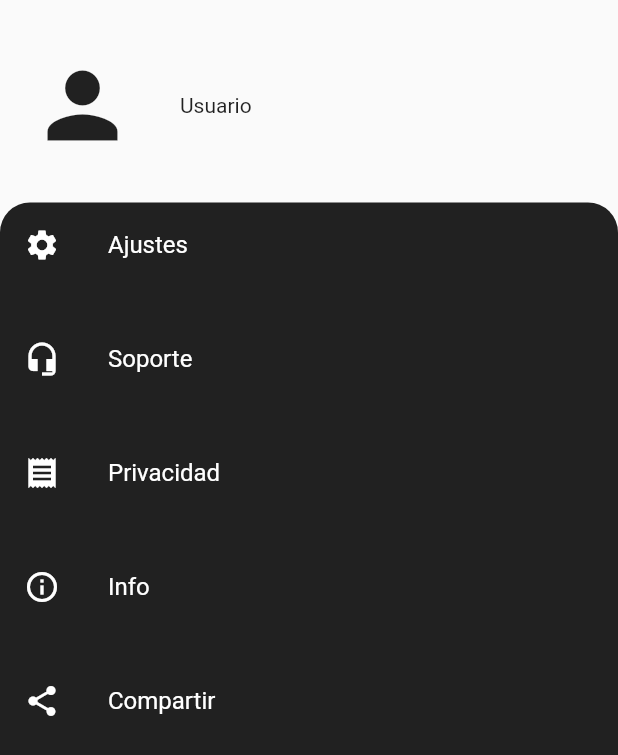
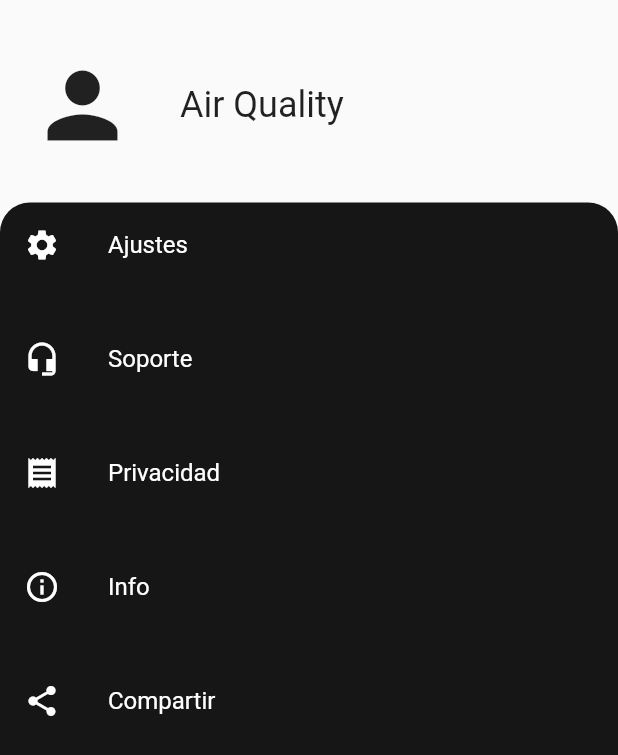
Before and after one commit to Fabiola08/crud, a Flutter app: the Profile widget shown alone on an empty page, opened directly, on a phone screen of 412 x 824 dp. Shown: the top 755 px of the screen. Run offline on Flutter 3.47's test engine with Material 2 defaults, Android fonts, the phone set to English and light mode, and no system bars; our stand-ins replace cloud_firestore, firebase_auth, firebase_core, firebase_database, firebase_storage, fluttertoast and 3 more; accounts and stored records are empty; network calls fail.

Commit message:
Detalles de vistas

```diff
--- a/lib/main.dart
+++ b/lib/main.dart
@@ -12,8 +12,7 @@ import 'firebase_options.dart';
 void main() async {
 WidgetsFlutterBinding.ensureInitialized();
   await Firebase.initializeApp(
-    options: DefaultFirebaseOptions.currentPlatform,
-  );
+    options: DefaultFirebaseOptions.currentPlatform);
 
   runApp(const MyApp());
 }
--- a/lib/pages/home_page.dart
+++ b/lib/pages/home_page.dart
@@ -22,6 +22,7 @@ class _HomePageState extends State<Home> {
   final List<Widget> widgetsChildren =  [
     const HomeScreen(),
     const RealtimeDatabase(),
+    const Profile(),
     //const ProfileScreen(),
   ];
 
--- a/lib/pages/profile.dart
+++ b/lib/pages/profile.dart
@@ -27,19 +27,19 @@ class _ProfileState extends State<Profile> {
     return SafeArea(
       child: Column(
         children: [
-          Padding(
-            padding: const EdgeInsets.only(left: 20.0, right: 20.0, top: 35.0),
+          const Padding(
+            padding:  EdgeInsets.only(left: 20.0, right: 20.0, top: 35.0),
             child: Row(
               children: [
-                const Icon(
+                 Icon(
                   Icons.person,
                   size: 70.0,
                 ),
-                const SizedBox(
+                 SizedBox(
                   width: 30.0,
                 ),
-                Text("Usuario",
-                style: TextStyle(),
+                Text("Air Quality",
+                style: TextStyle(fontSize: 24.0),
                 ),
               ],
             ),
@@ -50,7 +50,7 @@ class _ProfileState extends State<Profile> {
           Expanded(
             child: Container(
               decoration: const BoxDecoration(
-                color: Color.fromARGB(255, 33, 33, 33),
+                color: Color.fromRGBO(0, 0, 0, 0.914),
                 borderRadius: BorderRadius.only(
                   topRight: Radius.circular(20.0),
                   topLeft: Radius.circular(20.0),
--- /dev/null
+++ b/lib/pages/text_string.dart
@@ -0,0 +1,4 @@
+
+// const String tProfile = "Profile";
+// const String tHeading = "airq@gmail.com";
+// const String tSubHeading = "Huamantla";
--- a/pubspec.yaml
+++ b/pubspec.yaml
@@ -49,6 +49,7 @@ dependencies:
   google_fonts: ^4.0.3
   fluttertoast: ^8.2.1
   animate_do: ^3.0.2
+  get: ^4.6.5
 
 
 dev_dependencies:
```
Also changed, not shown: lib/pages/profile_screen.dart (+18 -23 lines), lib/pages/search_screen.dart (+10 -10 lines), pubspec.lock.
